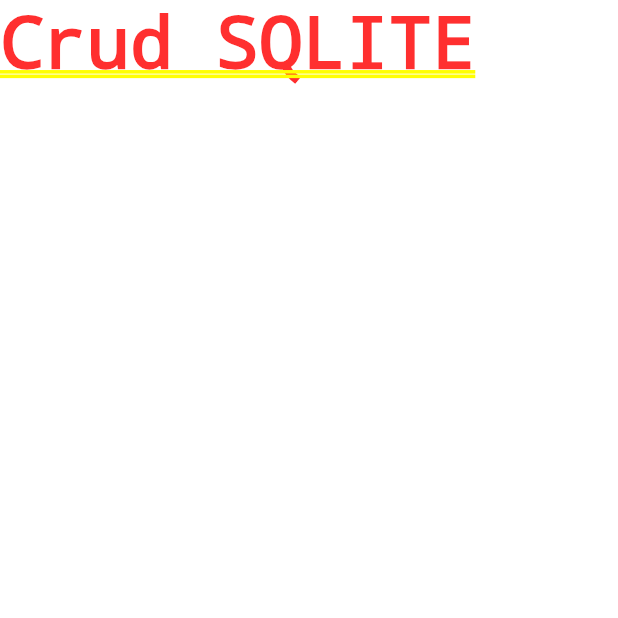
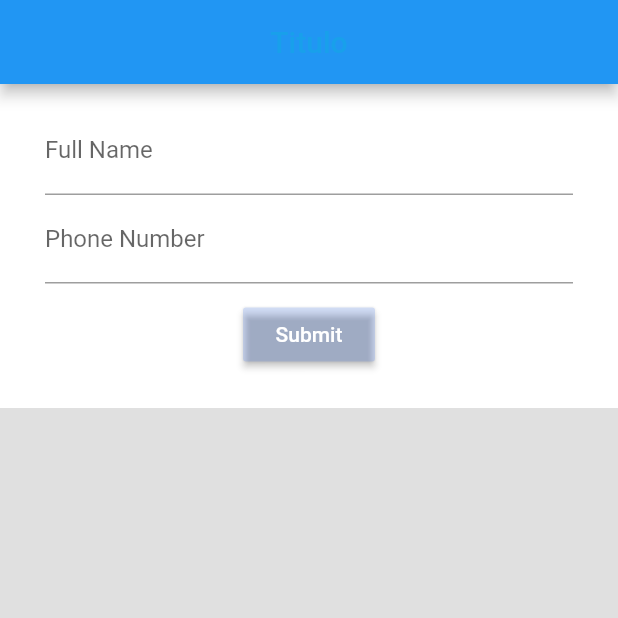
Before and after one commit to fbs2015/crud_sqlite, a Flutter app: the screen it shows after launch, on a phone screen of 412 x 824 dp, the top half of it. Run offline on Flutter 3.47's test engine with Material 2 defaults, Android fonts, the phone set to English and light mode, and no system bars.

Commit message:
Criado contact.dart  e home_page

```diff
--- /dev/null
+++ b/lib/home_page.dart
@@ -0,0 +1,86 @@
+import 'package:crud_sqlite/models/contact.dart';
+import 'package:flutter/material.dart';
+
+class HomePage extends StatefulWidget {
+  const HomePage({ Key? key }) : super(key: key);
+
+  @override
+  _HomePageState createState() => _HomePageState();
+}
+
+class _HomePageState extends State<HomePage> {
+  final _formKey = GlobalKey<FormState>();
+  Contact _contact = Contact(id: '',name: '',phoneNumber:'');
+
+  @override
+  Widget build(BuildContext context) {
+    return Scaffold(
+      appBar: AppBar(
+        title: const Center(
+          child: Text('Titulo',
+            style: TextStyle(color: Color.fromARGB(66, 0, 187, 212),
+            ),
+          ),
+        ),
+      ),
+      body: Center(
+        child: Column(
+          mainAxisAlignment: MainAxisAlignment.start,
+          children: [
+            _form(),
+          ],
+        ),
+      ),
+      backgroundColor: Colors.grey[300],
+    );
+  }
+
+  _form() => Container(
+    color: Colors.white,
+    padding: EdgeInsets.symmetric(vertical: 15, horizontal: 30),
+    child: Form(
+      key: _formKey,
+      child: Column(
+        children: [
+          TextFormField(
+            decoration: InputDecoration(labelText: 'Full Name'),
+            onSaved: (value) => setState(() => _contact.name = value ?? ''),
+            validator: (value){
+              if(value!.trim().isEmpty){return 'This field is required';}
+              if(value.trim().length < 3){ return 'Minimum 3 characters';}
+              else {return null;}
+            },
+          ),
+          TextFormField(
+            decoration: InputDecoration(labelText: 'Phone Number'),
+            onSaved: (value) => setState(() => _contact.phoneNumber = value ?? ''),
+            validator:(value){
+              if(value!.trim().isEmpty){return 'This field is required';}
+              if(value!.trim().length != 11){return 'This field must contain 11 numbers';}
+              else{return null;}
+            }
+          ),
+          Container(
+            margin: EdgeInsets.all(10.0),
+            child: RaisedButton(
+              onPressed: (){_onSubmit();},
+              child: Text('Submit'),
+              color: Color.fromARGB(43, 33, 100, 243),
+              textColor: Colors.white,
+            ),
+          ),
+        ],
+      ),
+    ),
+  );
+
+  _list() => Container();
+
+  _onSubmit(){
+    var form = _formKey.currentState;
+    if(form!.validate()){
+      form.save();
+      print(_contact.name);
+    }
+  }
+}
--- a/lib/main.dart
+++ b/lib/main.dart
@@ -1,4 +1,6 @@
+import 'package:crud_sqlite/home_page.dart';
 import 'package:flutter/material.dart';
+import 'package:crud_sqlite/home_page.dart';
 
 void main() {
   runApp(const MyApp());
@@ -11,11 +13,11 @@
   @override
   Widget build(BuildContext context) {
     return MaterialApp(
-      title: 'Flutter Demo',
+      title: 'Crud SQLite',
       theme: ThemeData(
         primarySwatch: Colors.blue,
       ),
-      home: const Text('Crud SQLITE'),
+      home: HomePage(),
     );
   }
 }
--- /dev/null
+++ b/lib/models/contact.dart
@@ -0,0 +1,12 @@
+class Contact{
+
+  Contact({
+    required this.id,
+    required this.name,
+    required this.phoneNumber
+  });
+
+  String id;
+  String name;
+  String phoneNumber;
+}
```
